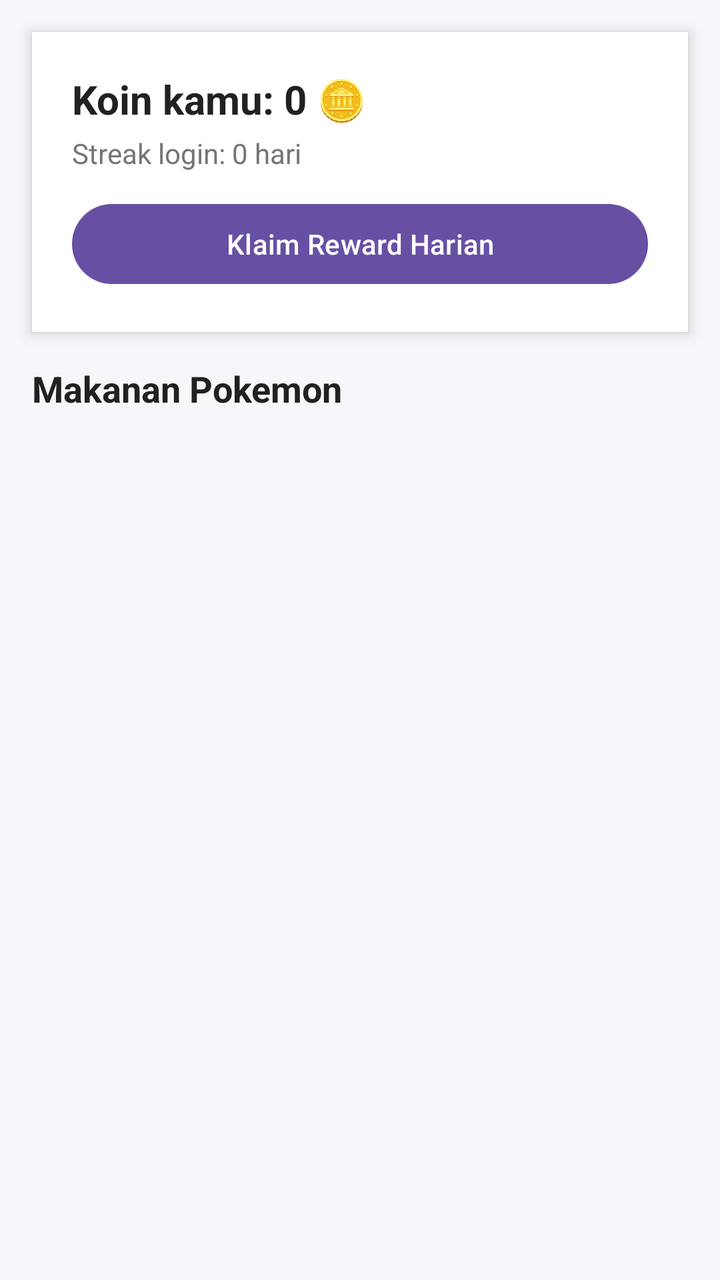
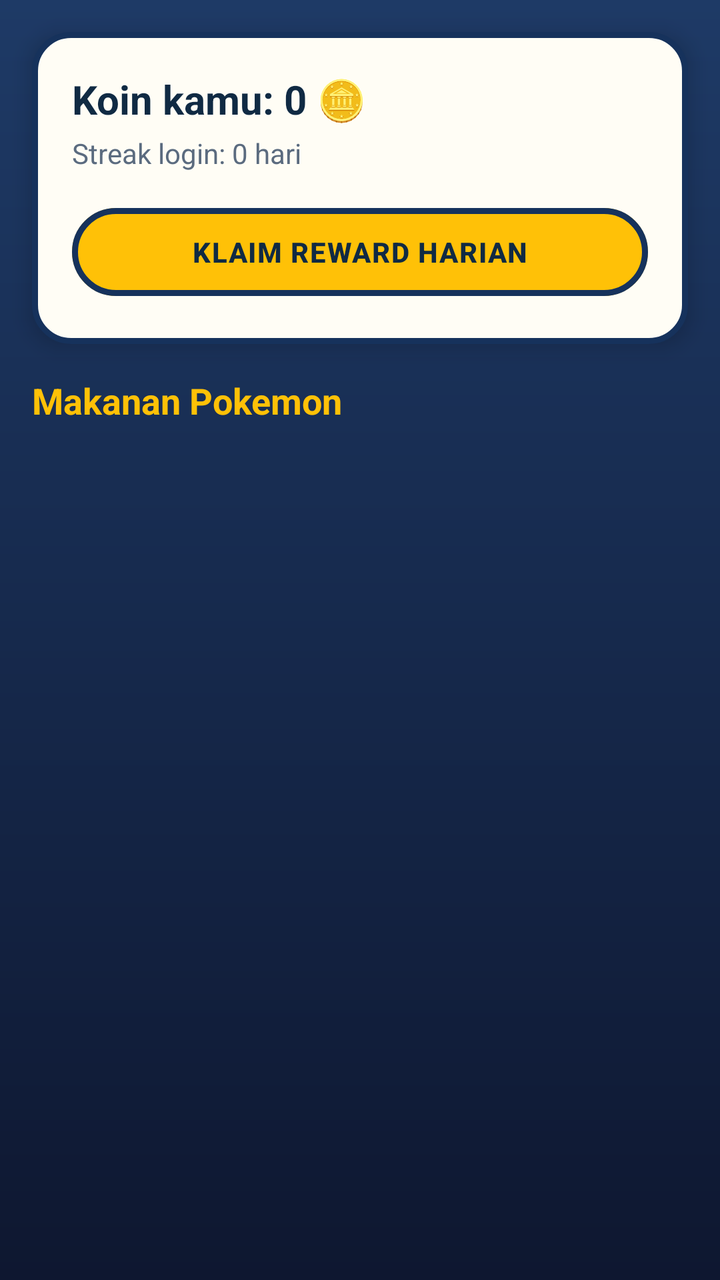

Before-and-after screenshots of an Android layout around one commit, followed by the original layout XML and the change that was made.
<!-- AndroidManifest.xml: application theme Theme.Proyek_MDP -->
<!-- res/layout/fragment_shop.xml -->
<?xml version="1.0" encoding="utf-8"?>
<LinearLayout xmlns:android="http://schemas.android.com/apk/res/android"
    android:layout_width="match_parent"
    android:layout_height="match_parent"
    android:orientation="vertical"
    android:background="#F5F7FA">

    
    <LinearLayout
        android:layout_width="match_parent"
        android:layout_height="wrap_content"
        android:orientation="vertical"
        android:background="@android:color/white"
        android:padding="20dp"
        android:layout_margin="16dp"
        android:elevation="4dp">

        <TextView
            android:id="@+id/tvCoinBalance"
            android:layout_width="match_parent"
            android:layout_height="wrap_content"
            android:text="Koin kamu: 0 🪙"
            android:textSize="20sp"
            android:textStyle="bold"
            android:textColor="#212121" />

        <TextView
            android:id="@+id/tvStreakInfo"
            android:layout_width="match_parent"
            android:layout_height="wrap_content"
            android:layout_marginTop="4dp"
            android:text="Streak login: 0 hari"
            android:textSize="14sp"
            android:textColor="#757575" />

        <Button
            android:id="@+id/btnClaimDaily"
            android:layout_width="match_parent"
            android:layout_height="wrap_content"
            android:layout_marginTop="12dp"
            android:text="Klaim Reward Harian" />

    </LinearLayout>

    <TextView
        android:layout_width="wrap_content"
        android:layout_height="wrap_content"
        android:layout_marginStart="16dp"
        android:layout_marginBottom="8dp"
        android:text="Makanan Pokemon"
        android:textSize="18sp"
        android:textStyle="bold"
        android:textColor="#212121" />

    <androidx.recyclerview.widget.RecyclerView
        android:id="@+id/rvFoodList"
        android:layout_width="match_parent"
        android:layout_height="0dp"
        android:layout_weight="1"
        android:paddingStart="16dp"
        android:paddingEnd="16dp"
        android:clipToPadding="false" />

</LinearLayout>
<!-- resources referenced by this layout -->
<resources>
  <style name="Theme.Proyek_MDP" parent="Base.Theme.Proyek_MDP" />
  <style name="Base.Theme.Proyek_MDP" parent="Theme.Material3.DayNight.NoActionBar">
          
          
      </style>
</resources>

<!-- the commit's change to res/layout/fragment_shop.xml (unified diff, before → after) -->
@@ -1,19 +1,20 @@
 <?xml version="1.0" encoding="utf-8"?>
 <LinearLayout xmlns:android="http://schemas.android.com/apk/res/android"
+    xmlns:app="http://schemas.android.com/apk/res-auto"
     android:layout_width="match_parent"
     android:layout_height="match_parent"
     android:orientation="vertical"
-    android:background="#F5F7FA">
+    android:background="@drawable/bg_game_screen">
 
     
     <LinearLayout
         android:layout_width="match_parent"
         android:layout_height="wrap_content"
         android:orientation="vertical"
-        android:background="@android:color/white"
+        android:background="@drawable/bg_game_panel"
         android:padding="20dp"
         android:layout_margin="16dp"
-        android:elevation="4dp">
+        android:elevation="6dp">
 
         <TextView
             android:id="@+id/tvCoinBalance"
@@ -22,7 +23,7 @@
             android:text="Koin kamu: 0 🪙"
             android:textSize="20sp"
             android:textStyle="bold"
-            android:textColor="#212121" />
+            android:textColor="@color/game_text_dark" />
 
         <TextView
             android:id="@+id/tvStreakInfo"
@@ -31,14 +32,22 @@
             android:layout_marginTop="4dp"
             android:text="Streak login: 0 hari"
             android:textSize="14sp"
-            android:textColor="#757575" />
+            android:textColor="@color/game_text_muted" />
 
         <Button
             android:id="@+id/btnClaimDaily"
             android:layout_width="match_parent"
-            android:layout_height="wrap_content"
-            android:layout_marginTop="12dp"
-            android:text="Klaim Reward Harian" />
+            android:layout_height="52dp"
+            android:layout_marginTop="14dp"
+            android:text="KLAIM REWARD HARIAN"
+            android:textAllCaps="false"
+            android:textColor="@color/game_text_dark"
+            android:textStyle="bold"
+            android:letterSpacing="0.04"
+            app:backgroundTint="@color/game_gold"
+            app:cornerRadius="26dp"
+            app:strokeColor="@color/game_border"
+            app:strokeWidth="3dp" />
 
     </LinearLayout>
 
@@ -50,7 +59,7 @@
         android:text="Makanan Pokemon"
         android:textSize="18sp"
         android:textStyle="bold"
-        android:textColor="#212121" />
+        android:textColor="@color/game_gold" />
 
     <androidx.recyclerview.widget.RecyclerView
         android:id="@+id/rvFoodList"
<!-- resource entries referenced after the edit -->
@@ -1,9 +1,48 @@
 <!-- resources referenced by this layout -->
 <resources>
+  <color name="game_border">#16325C</color>
+  <color name="game_gold">#FFC107</color>
+  <color name="game_text_dark">#102A43</color>
+  <color name="game_text_muted">#5B6B7F</color>
+  <!-- drawable bg_game_panel (drawable) -->
+  <?xml version="1.0" encoding="utf-8"?>
+  <shape xmlns:android="http://schemas.android.com/apk/res/android"
+      android:shape="rectangle">
+      <solid android:color="@color/game_panel" />
+      <corners android:radius="18dp" />
+      <stroke android:width="3dp" android:color="@color/game_border" />
+  </shape>
+  <!-- drawable bg_game_screen (drawable) -->
+  <?xml version="1.0" encoding="utf-8"?>
+  <shape xmlns:android="http://schemas.android.com/apk/res/android"
+      android:shape="rectangle">
+      <gradient
+          android:angle="270"
+          android:startColor="@color/game_bg_top"
+          android:centerColor="@color/game_bg_mid"
+          android:endColor="@color/game_bg_dark" />
+  </shape>
   <style name="Theme.Proyek_MDP" parent="Base.Theme.Proyek_MDP" />
+  <color name="game_panel">#FFFDF5</color>
+  <color name="game_bg_top">#1E3A66</color>
+  <color name="game_bg_mid">#16294C</color>
+  <color name="game_bg_dark">#0E1730</color>
   <style name="Base.Theme.Proyek_MDP" parent="Theme.Material3.DayNight.NoActionBar">
-          
-          
+          <item name="colorPrimary">@color/game_primary</item>
+          <item name="colorPrimaryVariant">@color/game_primary_dark</item>
+          <item name="colorOnPrimary">@color/white</item>
+          <item name="colorSecondary">@color/game_gold</item>
+          <item name="colorOnSecondary">@color/game_text_dark</item>
+  
+          <item name="android:windowBackground">@color/game_bg_dark</item>
+          <item name="android:statusBarColor">@color/game_navy_dark</item>
+          <item name="android:navigationBarColor">@color/game_bg_dark</item>
+          <item name="android:windowLightStatusBar">false</item>
+          <item name="android:windowLightNavigationBar" tools:targetApi="o_mr1">false</item>
       </style>
+  <color name="game_primary">#E53935</color>
+  <color name="game_primary_dark">#B71C1C</color>
+  <color name="white">#FFFFFFFF</color>
+  <color name="game_navy_dark">#0A2445</color>
 </resources>
 
